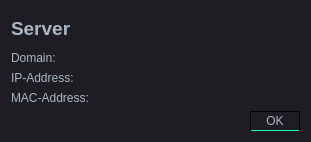
First picture: the form in src/views/dialogs/server_dialog.ui, repository Filan-glitch/NetSim, before the edit.
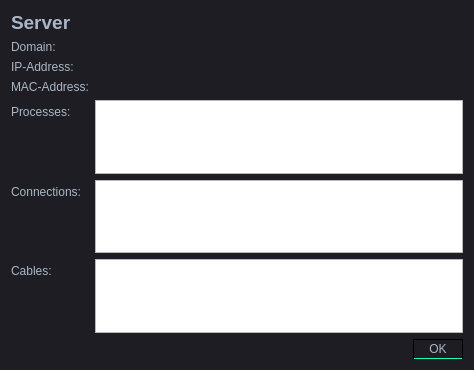
Second picture: the form after the edit. Icons and pictures are not drawn.

Diff of the .ui file:
```diff
--- a/src/views/dialogs/server_dialog.ui
+++ b/src/views/dialogs/server_dialog.ui
@@ -6,8 +6,8 @@
    <rect>
     <x>0</x>
     <y>0</y>
-    <width>311</width>
-    <height>142</height>
+    <width>474</width>
+    <height>370</height>
    </rect>
   </property>
   <property name="windowTitle">
@@ -489,6 +489,36 @@
        </property>
       </widget>
      </item>
+     <item row="3" column="0">
+      <widget class="QLabel" name="processesLabel">
+       <property name="text">
+        <string>Processes:</string>
+       </property>
+      </widget>
+     </item>
+     <item row="4" column="0">
+      <widget class="QLabel" name="connectionsLabel">
+       <property name="text">
+        <string>Connections:</string>
+       </property>
+      </widget>
+     </item>
+     <item row="5" column="0">
+      <widget class="QLabel" name="cablesLabel">
+       <property name="text">
+        <string>Cables:</string>
+       </property>
+      </widget>
+     </item>
+     <item row="3" column="1">
+      <widget class="QListWidget" name="processesList"/>
+     </item>
+     <item row="4" column="1">
+      <widget class="QListWidget" name="connectionsList"/>
+     </item>
+     <item row="5" column="1">
+      <widget class="QListWidget" name="cablesList"/>
+     </item>
     </layout>
    </item>
    <item>
```
